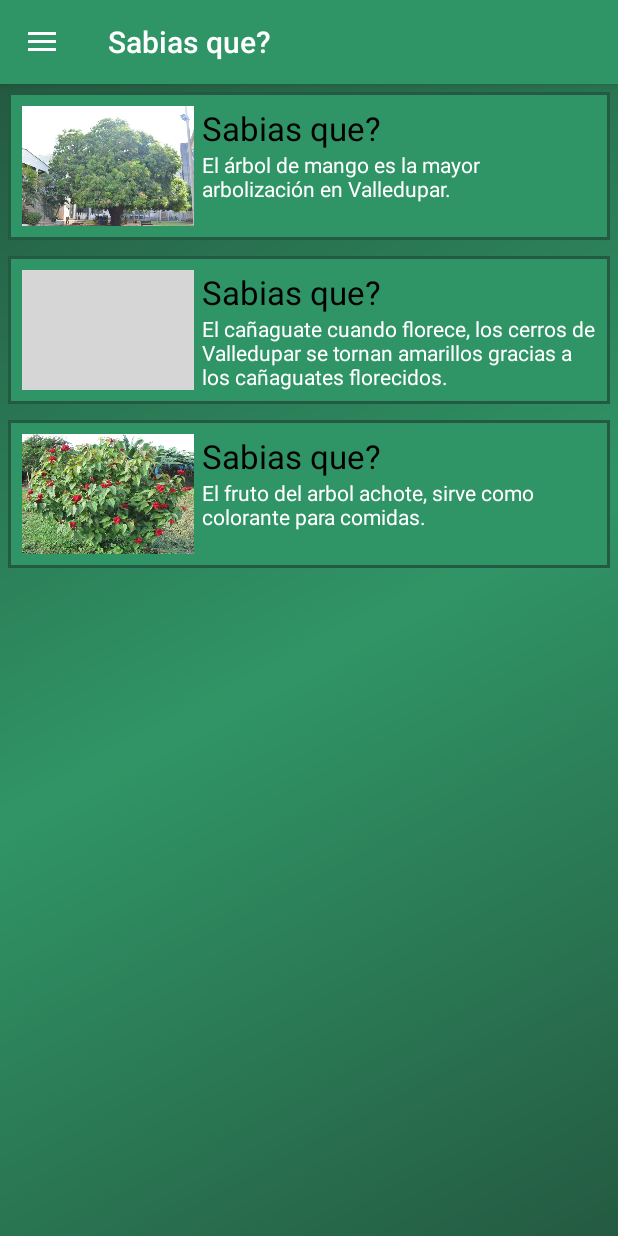
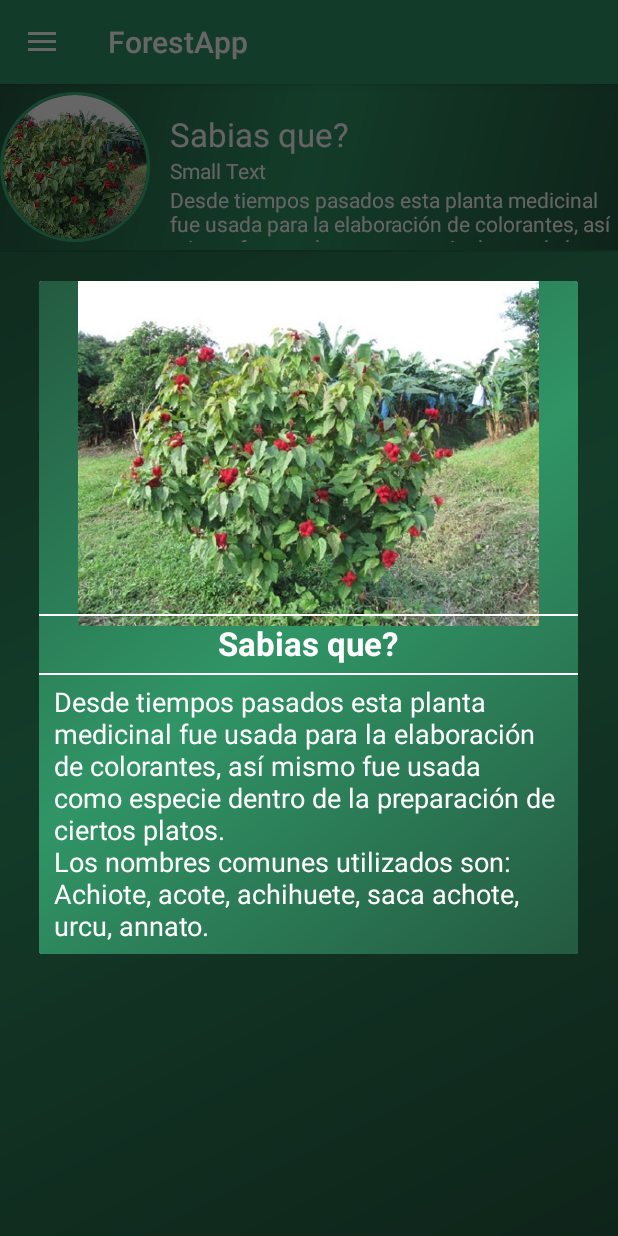
Before and after one commit to jesualdomc/ForestApp, an Android app: the fragment SabiasQueFragment placed in its activity, after a tap on "Sabias que?", on a phone screen of 412 x 824 dp. Run offline under Robolectric (Android 15) with nearby library versions, the phone set to English and light mode, and no system bars; our stand-ins replace CircleImageView; 1 other tap on this screen came first; grey boxes are pictures that could not be loaded.

Commit message:
Se hizo un arreglo en el diseño de Sabias que.

```diff
--- /dev/null
+++ b/app/src/main/java/v1/forestapp/com/forestapp/Adaptadores/AdaptadorListViewSabias.java
@@ -0,0 +1,123 @@
+package v1.forestapp.com.forestapp.Adaptadores;
+
+import android.content.Context;
+import android.util.Log;
+import android.view.LayoutInflater;
+import android.view.View;
+import android.view.ViewGroup;
+import android.widget.ArrayAdapter;
+import android.widget.Filter;
+import android.widget.TextView;
+
+import java.util.ArrayList;
+import java.util.List;
+import java.util.Locale;
+
+import de.hdodenhof.circleimageview.CircleImageView;
+import v1.forestapp.com.forestapp.DTO.SabiasDTO;
+import v1.forestapp.com.forestapp.R;
+
+/**
+ * Created by Admin_Sena on 22/09/2016.
+ */
+
+public class AdaptadorListViewSabias extends ArrayAdapter<SabiasDTO> {
+
+    List<SabiasDTO> datos;
+    ArrayList<SabiasDTO> datosBackup;
+    Context cnt;
+    int layout_list;
+
+    public AdaptadorListViewSabias(Context context, int resource, List<SabiasDTO> objects)
+    {
+        super(context,resource,objects);
+        datos=objects;
+        cnt=context;
+        layout_list=resource;
+        datosBackup = new ArrayList<>();
+        datosBackup.addAll(datos);
+    }
+
+    private class ViewHolder {
+        TextView txtNombre;
+        TextView txtDescripcion;
+        CircleImageView Imagen;
+    }
+
+    public View getView(int position, View convertView, ViewGroup parent) {
+
+        AdaptadorListViewSabias.ViewHolder holder = null;
+        SabiasDTO rowItem = getItem(position);
+
+        LayoutInflater inflater = LayoutInflater.from(getContext());
+
+
+        if (convertView == null) {
+            convertView = inflater.inflate(layout_list, null);
+            holder = new AdaptadorListViewSabias.ViewHolder();
+            holder.txtNombre = (TextView) convertView.findViewById(R.id.txtNombre);
+            holder.txtDescripcion = (TextView) convertView.findViewById(R.id.txtDescripcion);
+            holder.Imagen = (CircleImageView) convertView.findViewById(R.id.itemImage);
+            convertView.setTag(holder);
+        } else
+            holder = (AdaptadorListViewSabias.ViewHolder) convertView.getTag();
+        holder.txtNombre.setText(rowItem.getNombre());
+        holder.txtDescripcion.setText(rowItem.getDescripcion());
+        holder.Imagen.setImageResource(rowItem.getImagen());
+
+        return convertView;
+    }
+
+    public Filter getFilter() {
+        return new Filter() {
+            //
+            @Override
+            protected FilterResults performFiltering(CharSequence constraint) {
+                if(constraint != null) {
+                    Log.e("performFiltering",constraint.toString());
+                    datos.clear();
+                    for (SabiasDTO sabias : datosBackup)
+                    {
+                        if (sabias.getNombre().toLowerCase(Locale.getDefault()).contains(constraint)
+                                || sabias.getDescripcion().toLowerCase(Locale.getDefault()).contains(constraint))
+                        {
+                            datos.add(sabias);
+                        }
+                    }
+                    FilterResults filterResults = new FilterResults();
+                    filterResults.values = datos;
+                    filterResults.count = datos.size();
+                    Log.e("filterResults",String.valueOf(filterResults.count));
+                    return filterResults;
+                } else {
+                    return new FilterResults();
+                }
+            }
+
+            @Override
+            protected void publishResults(CharSequence constraint, FilterResults results) {
+                notifyDataSetChanged();
+            }
+        };
+    }
+
+    public void filter(String charText) {
+        charText = charText.toLowerCase(Locale.getDefault());
+        datos.clear();
+        if (charText.length() == 0) {
+            datos.addAll(datosBackup);
+        }
+        else
+        {
+            for (SabiasDTO sabias : datosBackup)
+            {
+                if (sabias.getNombre().toLowerCase(Locale.getDefault()).contains(charText)
+                        || sabias.getDescripcion().toLowerCase(Locale.getDefault()).contains(charText))
+                {
+                    datos.add(sabias);
+                }
+            }
+        }
+        notifyDataSetChanged();
+    }
+}
--- a/app/src/main/java/v1/forestapp/com/forestapp/DAL/AdminSQLiteOpenHelper.java
+++ b/app/src/main/java/v1/forestapp/com/forestapp/DAL/AdminSQLiteOpenHelper.java
@@ -16,13 +16,16 @@ public class AdminSQLiteOpenHelper extends SQLiteOpenHelper {
     @Override
     public void onCreate(SQLiteDatabase db) {
         db.execSQL(DataBaseManager.CREATE_TABLE_1);
+        db.execSQL(DataBaseManager.CREATE_TABLE_2);
 
     }
 
     @Override
     public void onUpgrade(SQLiteDatabase db, int oldVersion, int newVersion) {
         db.execSQL("DROP TABLE IF EXISTS "+ DataBaseManager.TABLA_1);
+        db.execSQL("DROP TABLE IF EXISTS "+ DataBaseManager.TABLA_2);
         db.execSQL(DataBaseManager.CREATE_TABLE_1);
+        db.execSQL(DataBaseManager.CREATE_TABLE_2);
 
     }
 }
--- a/app/src/main/java/v1/forestapp/com/forestapp/DAL/DataBaseManager.java
+++ b/app/src/main/java/v1/forestapp/com/forestapp/DAL/DataBaseManager.java
@@ -8,6 +8,7 @@ import android.database.sqlite.SQLiteDatabase;
 import java.util.ArrayList;
 
 import v1.forestapp.com.forestapp.DTO.ArbolDTO;
+import v1.forestapp.com.forestapp.DTO.SabiasDTO;
 
 public class DataBaseManager {
     private AdminSQLiteOpenHelper helper;
@@ -25,7 +26,6 @@ public class DataBaseManager {
     public static  final String TABLA_1_CAMPO_8="Flor";
     public static  final String TABLA_1_CAMPO_9="Descripcion";
     public static  final String TABLA_1_CAMPO_10="Imagen";
-
 
     public static  final String CREATE_TABLE_1 = "create table " + TABLA_1 + " ("
 
@@ -126,4 +126,76 @@ public class DataBaseManager {
     }
 
     ///////////////////////////////////////////////////////////////////////////////////
+
+    //---------------------------------- TABLA 2 --------------------------------------------
+    public  static final String TABLA_2="Sabias"; //Nombre de la tabla
+
+    public static final String TABLA_2_CAMPO_1="Nombre";
+    public static final String TABLA_2_CAMPO_2="Descripcion";
+    public static final String TABLA_2_CAMPO_3="Imagen";
+
+    public static  final String CREATE_TABLE_2 = "create table " + TABLA_2 + " ("
+
+            + TABLA_2_CAMPO_1 + " text not null, "
+            + TABLA_2_CAMPO_2 + " text not null, "
+            + TABLA_2_CAMPO_3 + " integer); ";
+
+    private ContentValues GenerarContentValuesSabias(SabiasDTO m) {
+        ContentValues valores = new ContentValues();
+        valores.put(TABLA_2_CAMPO_1, m.getNombre());
+        valores.put(TABLA_2_CAMPO_2, m.getDescripcion());
+        valores.put(TABLA_2_CAMPO_3, m.getImagen());
+        return valores;
+    }
+
+    public void InsertarSabias(SabiasDTO m) {
+        db.insert(TABLA_2, null, GenerarContentValuesSabias(m));
+    }
+
+    public void ActualizarSabias (SabiasDTO m, String nombre){
+        ContentValues valores = new ContentValues();
+        valores.put(TABLA_2_CAMPO_1, m.getNombre());
+        valores.put(TABLA_2_CAMPO_2, m.getDescripcion());
+        valores.put(TABLA_2_CAMPO_3, m.getImagen());
+
+        db.update(TABLA_2, valores,TABLA_2_CAMPO_1 +  " = " + nombre, null);
+    }
+
+    public void EliminarSabias (String nombre) {
+        db.delete(TABLA_2, TABLA_2_CAMPO_1 + " = " + nombre, null);
+    }
+
+    public SabiasDTO getSabias(String nombre){
+
+        SabiasDTO m = null;
+        Cursor c = db.rawQuery(" SELECT " + TABLA_2_CAMPO_1 + " , "+ TABLA_2_CAMPO_2 + " ,"
+                + TABLA_2_CAMPO_3 + " FROM " + TABLA_2 + " where " + TABLA_2_CAMPO_1 + " = '" + nombre + "'", null);
+        if (c.moveToFirst()) {
+            m = new SabiasDTO();
+            m.setNombre(c.getString(0));
+            m.setDescripcion(c.getString(1));
+            m.setImagen(c.getInt(2));
+        }
+        return m;
+    }
+
+    public ArrayList<SabiasDTO> getListaSabias(){
+        Cursor c = db.rawQuery(" SELECT " + TABLA_2_CAMPO_1 + " , "+ TABLA_2_CAMPO_2+" ,"
+                + TABLA_2_CAMPO_3 + " FROM " + TABLA_2, null);
+        ArrayList<SabiasDTO> Lista = new ArrayList<SabiasDTO>();
+        while (c.moveToNext()){
+            SabiasDTO m = new SabiasDTO();
+            m.setNombre(c.getString(0));
+            m.setDescripcion(c.getString(1));
+            m.setImagen(c.getInt(2));
+            Lista.add(m);
+        }
+        return Lista;
+    }
+
+    public void deleteTodoSabias() {
+        db.execSQL("DELETE FROM " + TABLA_2);
+    }
+
+
 }
--- /dev/null
+++ b/app/src/main/java/v1/forestapp/com/forestapp/DTO/SabiasDTO.java
@@ -0,0 +1,37 @@
+package v1.forestapp.com.forestapp.DTO;
+
+/**
+ * Created by Admin_Sena on 22/09/2016.
+ */
+
+public class SabiasDTO {
+
+    private String Nombre;
+    private String Descripcion;
+    private int imagen;
+
+    public String getNombre() {
+        return Nombre;
+    }
+
+    public void setNombre(String nombre) {
+        Nombre = nombre;
+    }
+
+    public String getDescripcion() {
+        return Descripcion;
+    }
+
+    public void setDescripcion(String descripcion) {
+        Descripcion = descripcion;
+    }
+
+    public int getImagen() {
+        return imagen;
+    }
+
+    public void setImagen(int imagen) {
+        this.imagen = imagen;
+    }
+
+}
--- /dev/null
+++ b/app/src/main/java/v1/forestapp/com/forestapp/LlenarSabiasQueDB.java
@@ -0,0 +1,32 @@
+package v1.forestapp.com.forestapp;
+
+import android.content.Context;
+
+import java.util.ArrayList;
+
+import v1.forestapp.com.forestapp.DAL.DataBaseManager;
+import v1.forestapp.com.forestapp.DTO.SabiasDTO;
+
+/**
+ * Created by Admin_Sena on 22/09/2016.
+ */
+
+public class LlenarSabiasQueDB {
+
+    DataBaseManager manager;
+
+    public void FillGrid(Context cnt) {
+
+        manager = new DataBaseManager(cnt);
+        ArrayList<SabiasDTO> Listado = manager.getListaSabias();
+        if (Listado.size() == 0) {
+
+            SabiasDTO a = new SabiasDTO();
+            a.setImagen(R.drawable.arbolachote);
+            a.setNombre("Sabias que?");
+            a.setDescripcion("Desde tiempos pasados esta planta medicinal fue usada para la elaboración de colorantes, así mismo fue usada como especie dentro de la preparación de ciertos platos.\n" +
+                    "Los nombres comunes utilizados son: Achiote, acote, achihuete, saca achote, urcu, annato.");
+            manager.InsertarSabias(a);
+        }
+    }
+}
--- /dev/null
+++ b/app/src/main/java/v1/forestapp/com/forestapp/NuevoSabiasQueFragment.java
@@ -0,0 +1,74 @@
+package v1.forestapp.com.forestapp;
+
+import android.app.AlertDialog;
+import android.app.Dialog;
+import android.content.Context;
+import android.content.DialogInterface;
+import android.os.Bundle;
+import android.util.Log;
+import android.view.LayoutInflater;
+import android.view.View;
+import android.widget.ImageView;
+import android.widget.TextView;
+
+import v1.forestapp.com.forestapp.DAL.DataBaseManager;
+import v1.forestapp.com.forestapp.DTO.SabiasDTO;
+
+/**
+ * Created by Admin_Sena on 22/09/2016.
+ */
+
+public class NuevoSabiasQueFragment extends android.app.DialogFragment {
+
+    private TextView Nombre;
+    private TextView Descripcion;
+    private ImageView Imagen;
+
+    private SabiasDTO Sabias;
+    private Context cnt;
+    private DataBaseManager manager;
+
+    public NuevoSabiasQueFragment(Context cnt, SabiasDTO sabias) {
+
+        this.Sabias = sabias;
+        manager = new DataBaseManager(cnt);
+    }
+
+    public Dialog onCreateDialog(Bundle savedInstanceState) {
+
+        LayoutInflater i = getActivity().getLayoutInflater();
+        View v = i.inflate(R.layout.adaptador_lista_sabiasque,null);
+
+        cnt= getActivity().getApplicationContext();
+
+        Nombre = (TextView) v.findViewById(R.id.tv_titulo_arbol);
+        Descripcion = (TextView) v.findViewById(R.id.tv_contenido_arbol);
+        Imagen = (ImageView)v.findViewById(R.id.iv_imagen);
+
+        if (Sabias!= null){
+            Nombre.setText(Sabias.getNombre().toString());
+            Descripcion.setText(Sabias.getDescripcion().toString());
+            Imagen.setImageResource(Sabias.getImagen());
+
+        }
+
+        AlertDialog.Builder builder = new AlertDialog.Builder(getActivity());
+        builder.setTitle("");
+        builder.setPositiveButton("", new DialogInterface.OnClickListener() {
+            @Override
+            public void onClick(DialogInterface dialog, int which) {
+
+                Log.e("Jesu","No funciona");
+            }
+        });
+
+        builder.setNegativeButton("", new DialogInterface.OnClickListener() {
+            @Override
+            public void onClick(DialogInterface dialog, int which) {
+                dismiss();
+            }
+        });
+        builder.setView(v);
+        return builder.create();
+    }
+}
--- a/app/src/main/java/v1/forestapp/com/forestapp/PrincipalActivity.java
+++ b/app/src/main/java/v1/forestapp/com/forestapp/PrincipalActivity.java
@@ -17,6 +17,7 @@ public class PrincipalActivity extends AppCompatActivity
 
     LlenarArbolesDB llenar;
     Context cnt;
+    LlenarSabiasQueDB llenarSabias;
 
     @Override
     protected void onCreate(Bundle savedInstanceState) {
@@ -28,6 +29,9 @@ public class PrincipalActivity extends AppCompatActivity
         cnt = this;
         llenar = new LlenarArbolesDB();
         llenar.FillGrid(cnt);
+
+        llenarSabias = new LlenarSabiasQueDB();
+        llenarSabias.FillGrid(cnt);
 
 
         DrawerLayout drawer = (DrawerLayout) findViewById(R.id.drawer_layout);
--- a/app/src/main/java/v1/forestapp/com/forestapp/SabiasQueFragment.java
+++ b/app/src/main/java/v1/forestapp/com/forestapp/SabiasQueFragment.java
@@ -1,11 +1,28 @@
 package v1.forestapp.com.forestapp;
 
 
+import android.app.FragmentManager;
+import android.content.Context;
 import android.os.Bundle;
 import android.app.Fragment;
+import android.support.v4.view.MenuItemCompat;
+import android.support.v7.widget.SearchView;
 import android.view.LayoutInflater;
+import android.view.Menu;
+import android.view.MenuInflater;
 import android.view.View;
 import android.view.ViewGroup;
+import android.widget.AdapterView;
+import android.widget.ListView;
+import android.widget.TextView;
+
+import java.util.ArrayList;
+
+import v1.forestapp.com.forestapp.Adaptadores.AdaptadorListViewArboles;
+import v1.forestapp.com.forestapp.Adaptadores.AdaptadorListViewSabias;
+import v1.forestapp.com.forestapp.DAL.DataBaseManager;
+import v1.forestapp.com.forestapp.DTO.ArbolDTO;
+import v1.forestapp.com.forestapp.DTO.SabiasDTO;
 
 
 /**
@@ -13,18 +30,72 @@ import android.view.ViewGroup;
  */
 public class SabiasQueFragment extends Fragment {
 
+    ListView listItemSabias;
+    Context cnt;
+    ArrayList<SabiasDTO> datos;
+    AdaptadorListViewSabias adaptador;
+    private DataBaseManager manager;
+
 
     public SabiasQueFragment() {
         // Required empty public constructor
+    }
+
+    public void onCreateOptionsMenu(Menu menu, MenuInflater inflater) {
+        inflater.inflate(R.menu.principal, menu);
+        SearchView searchView = (SearchView) MenuItemCompat.getActionView(menu.findItem(R.id.action_search));
+        searchView.setOnQueryTextListener(new SearchView.OnQueryTextListener() {
+            @Override
+            public boolean onQueryTextSubmit(String query) {
+                return false;
+            }
+
+            @Override
+            public boolean onQueryTextChange(String newText) {
+                adaptador.filter(newText);
+                return false;
+            }
+        });
+        super.onCreateOptionsMenu(menu,inflater);
     }
 
 
     @Override
     public View onCreateView(LayoutInflater inflater, ViewGroup container,
                              Bundle savedInstanceState) {
-        // Inflate the layout for this fragment
-        View v = inflater.inflate(R.layout.fragment_sabias_que, container, false);
-        return v;
+        final View vista = inflater.inflate(R.layout.fragment_lista_inventario, container, false);
+
+        datos= new ArrayList<SabiasDTO>();
+        cnt= getActivity().getApplicationContext();
+        manager = new DataBaseManager(cnt);
+        adaptador = new AdaptadorListViewSabias(cnt, R.layout.layout_adaptador_arboles, datos);
+
+        listItemSabias = (ListView) vista.findViewById(R.id.listView);
+        listItemSabias.setOnItemClickListener(new AdapterView.OnItemClickListener() {
+            @Override
+            public void onItemClick(AdapterView<?> parent, View view, int position, long id) {
+                TextView Nombre = (TextView)view.findViewById(R.id.txtNombre);
+                SabiasDTO Sabias = manager.getSabias(Nombre.getText().toString());
+                MostrarDialog(Sabias);
+            }
+        });
+
+        ActualizarListaSabias();
+        return vista;
+    }
+    private void ActualizarListaSabias () {
+        datos.clear();
+        datos = manager.getListaSabias();
+        if (datos.size() > 0) {
+            adaptador = new AdaptadorListViewSabias(cnt, R.layout.layout_adaptador_arboles, datos);
+            listItemSabias.setAdapter(adaptador);
+        }
+    }
+
+    private void MostrarDialog(SabiasDTO sabias){
+        FragmentManager fm = getFragmentManager();
+        NuevoSabiasQueFragment dialogFragment = new NuevoSabiasQueFragment(cnt,sabias);
+        dialogFragment.show(fm, "Sample Fragment");
     }
 
 }
--- a/app/src/main/res/layout/activity_splash.xml
+++ b/app/src/main/res/layout/activity_splash.xml
@@ -10,7 +10,6 @@
     android:weightSum="1">
 
 
-
     <ImageView
         android:id="@+id/logo"
         android:layout_width="280dp"
@@ -21,5 +20,4 @@
         android:layout_weight="0.05" />
 
 
-
 </LinearLayout>
--- /dev/null
+++ b/app/src/main/res/layout/adaptador_lista_sabiasque.xml
@@ -0,0 +1,70 @@
+<?xml version="1.0" encoding="utf-8"?>
+<LinearLayout xmlns:android="http://schemas.android.com/apk/res/android"
+    android:layout_width="match_parent"
+    android:layout_height="match_parent"
+    android:orientation="horizontal"
+    android:background="@drawable/fondo_degradado">
+
+    <ScrollView
+        android:layout_width="match_parent"
+        android:layout_height="match_parent">
+
+        <LinearLayout
+            android:layout_width="match_parent"
+            android:layout_height="match_parent"
+            android:orientation="vertical"
+            android:weightSum="1">
+
+            <ImageView
+                android:layout_width="match_parent"
+                android:layout_height="230dp"
+                android:id="@+id/iv_imagen" />
+
+            <LinearLayout
+                android:layout_width="match_parent"
+                android:layout_height="1dp"
+                android:orientation="horizontal"
+                android:background="#FFFFFF"
+                android:layout_marginTop="-8dp">
+            </LinearLayout>
+
+
+            <TextView
+                android:layout_width="wrap_content"
+                android:layout_height="wrap_content"
+                android:textAppearance="?android:attr/textAppearanceLarge"
+                android:text="Nombre"
+                android:id="@+id/tv_titulo_arbol"
+                android:textColor="#FFFFFF"
+                android:visibility="visible"
+                android:textStyle="bold"
+                android:layout_weight="0.97"
+                android:layout_gravity="center_horizontal"
+                android:textAlignment="center"
+                android:layout_marginTop="3dp" />
+
+            <LinearLayout
+                android:layout_width="match_parent"
+                android:layout_height="1dp"
+                android:orientation="horizontal"
+                android:background="#FFFFFF"
+                android:layout_marginTop="5dp">
+            </LinearLayout>
+
+            <TextView
+                android:layout_width="match_parent"
+                android:layout_height="match_parent"
+                android:textAppearance="?android:attr/textAppearanceMedium"
+                android:text="@string/descripcion"
+                android:id="@+id/tv_contenido_arbol"
+                android:textColor="#FFFFFF"
+                android:layout_weight="18.80"
+                android:layout_marginLeft="10dp"
+                android:layout_marginRight="8dp"
+                android:gravity="left|center_vertical"
+                android:layout_marginTop="5dp" />
+        </LinearLayout>
+    </ScrollView>
+
+
+</LinearLayout>
--- a/build.gradle
+++ b/build.gradle
@@ -5,7 +5,7 @@ buildscript {
         jcenter()
     }
     dependencies {
-        classpath 'com.android.tools.build:gradle:2.1.3'
+        classpath 'com.android.tools.build:gradle:2.2.0'
 
         // NOTE: Do not place your application dependencies here; they belong
         // in the individual module build.gradle files
```
Also changed, not shown: app/src/main/res/layout/layout_adaptador_spinner.xml (deleted, +0 -13 lines), 272 other files.
